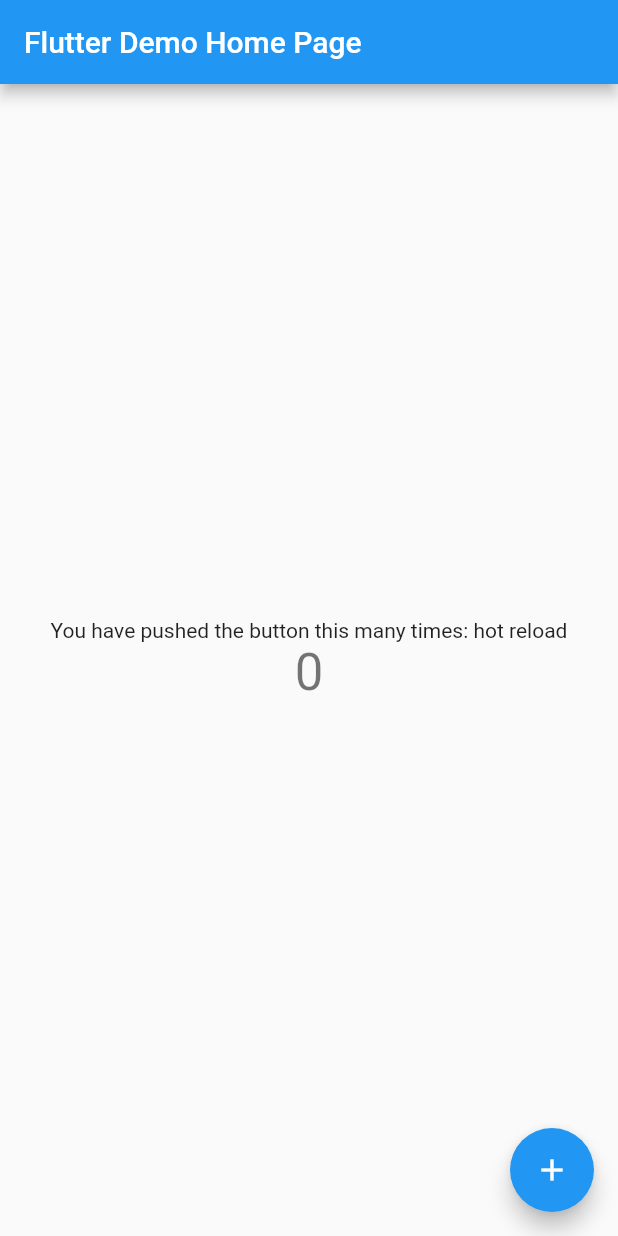
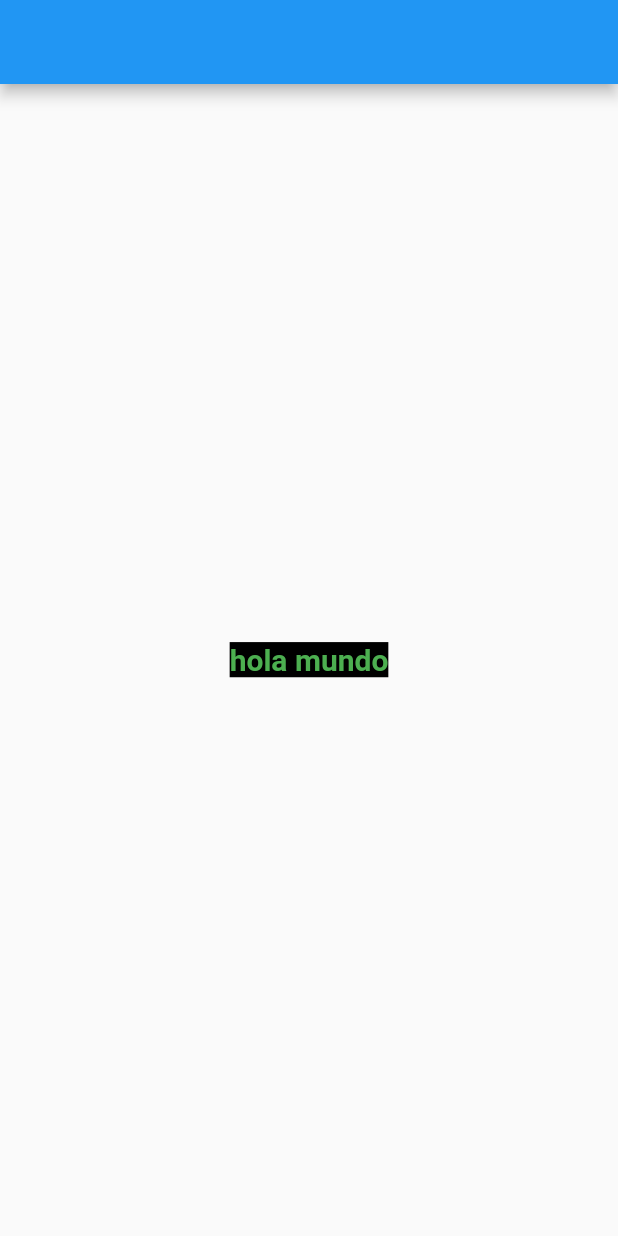
Before and after one commit to rogelio1502/learning-flutter, a Flutter app: the screen it shows after launch, on a phone screen of 412 x 824 dp. Run offline on Flutter 3.47's test engine with Material 2 defaults, Android fonts, the phone set to English and light mode, and no system bars.

Commit message:
hello world

```diff
--- a/lib/main.dart
+++ b/lib/main.dart
@@ -1,115 +1,40 @@
 import 'package:flutter/material.dart';
 
 void main() {
-  runApp(const MyApp());
+  runApp(MyApp());
 }
 
 class MyApp extends StatelessWidget {
-  const MyApp({Key? key}) : super(key: key);
-
   // This widget is the root of your application.
   @override
   Widget build(BuildContext context) {
     return MaterialApp(
       title: 'Flutter Demo',
       theme: ThemeData(
-        // This is the theme of your application.
-        //
-        // Try running your application with "flutter run". You'll see the
-        // application has a blue toolbar. Then, without quitting the app, try
-        // changing the primarySwatch below to Colors.green and then invoke
-        // "hot reload" (press "r" in the console where you ran "flutter run",
-        // or simply save your changes to "hot reload" in a Flutter IDE).
-        // Notice that the counter didn't reset back to zero; the application
-        // is not restarted.
         primarySwatch: Colors.blue,
       ),
-      home: const MyHomePage(title: 'Flutter Demo Home Page'),
+      home: const MyHomePage(),
     );
   }
 }
 
-class MyHomePage extends StatefulWidget {
-  const MyHomePage({Key? key, required this.title}) : super(key: key);
-
-  // This widget is the home page of your application. It is stateful, meaning
-  // that it has a State object (defined below) that contains fields that affect
-  // how it looks.
-
-  // This class is the configuration for the state. It holds the values (in this
-  // case the title) provided by the parent (in this case the App widget) and
-  // used by the build method of the State. Fields in a Widget subclass are
-  // always marked "final".
-
-  final String title;
-
-  @override
-  State<MyHomePage> createState() => _MyHomePageState();
-}
-
-class _MyHomePageState extends State<MyHomePage> {
-  int _counter = 0;
-
-  void _incrementCounter() {
-    setState(() {
-      // This call to setState tells the Flutter framework that something has
-      // changed in this State, which causes it to rerun the build method below
-      // so that the display can reflect the updated values. If we changed
-      // _counter without calling setState(), then the build method would not be
-      // called again, and so nothing would appear to happen.
-      _counter++;
-    });
-  }
+class MyHomePage extends StatelessWidget {
+  const MyHomePage();
 
   @override
   Widget build(BuildContext context) {
-    // This method is rerun every time setState is called, for instance as done
-    // by the _incrementCounter method above.
-    //
-    // The Flutter framework has been optimized to make rerunning build methods
-    // fast, so that you can just rebuild anything that needs updating rather
-    // than having to individually change instances of widgets.
     return Scaffold(
-      appBar: AppBar(
-        // Here we take the value from the MyHomePage object that was created by
-        // the App.build method, and use it to set our appbar title.
-        title: Text(widget.title),
-      ),
-      body: Center(
-        // Center is a layout widget. It takes a single child and positions it
-        // in the middle of the parent.
-        child: Column(
-          // Column is also a layout widget. It takes a list of children and
-          // arranges them vertically. By default, it sizes itself to fit its
-          // children horizontally, and tries to be as tall as its parent.
-          //
-          // Invoke "debug painting" (press "p" in the console, choose the
-          // "Toggle Debug Paint" action from the Flutter Inspector in Android
-          // Studio, or the "Toggle Debug Paint" command in Visual Studio Code)
-          // to see the wireframe for each widget.
-          //
-          // Column has various properties to control how it sizes itself and
-          // how it positions its children. Here we use mainAxisAlignment to
-          // center the children vertically; the main axis here is the vertical
-          // axis because Columns are vertical (the cross axis would be
-          // horizontal).
-          mainAxisAlignment: MainAxisAlignment.center,
-          children: <Widget>[
-            const Text(
-              'You have pushed the button this many times: hot reload',
+        appBar: AppBar(),
+        body: const Center(
+          child: Text(
+            "hola mundo",
+            style: TextStyle(
+              fontSize: 20,
+              fontWeight: FontWeight.bold,
+              color: Colors.green,
+              backgroundColor: Colors.black,
             ),
-            Text(
-              '$_counter',
-              style: Theme.of(context).textTheme.headline4,
-            ),
-          ],
-        ),
-      ),
-      floatingActionButton: FloatingActionButton(
-        onPressed: _incrementCounter,
-        tooltip: 'Increment',
-        child: const Icon(Icons.add),
-      ), // This trailing comma makes auto-formatting nicer for build methods.
-    );
+          ),
+        ));
   }
 }
--- a/pubspec.yaml
+++ b/pubspec.yaml
@@ -3,7 +3,7 @@ description: A new Flutter project.
 
 # The following line prevents the package from being accidentally published to
 # pub.dev using `flutter pub publish`. This is preferred for private packages.
-publish_to: 'none' # Remove this line if you wish to publish to pub.dev
+publish_to: "none" # Remove this line if you wish to publish to pub.dev
 
 # The following defines the version and build number for your application.
 # A version number is three numbers separated by dots, like 1.2.43
@@ -30,10 +30,10 @@ dependencies:
   flutter:
     sdk: flutter
 
-
   # The following adds the Cupertino Icons font to your application.
   # Use with the CupertinoIcons class for iOS style icons.
   cupertino_icons: ^1.0.2
+  http: ^0.12.0+2
 
 dev_dependencies:
   flutter_test:
@@ -51,7 +51,6 @@ dev_dependencies:
 
 # The following section is specific to Flutter packages.
 flutter:
-
   # The following line ensures that the Material Icons font is
   # included with your application, so that you can use the icons in
   # the material Icons class.
```
Also changed, not shown: pubspec.lock.
